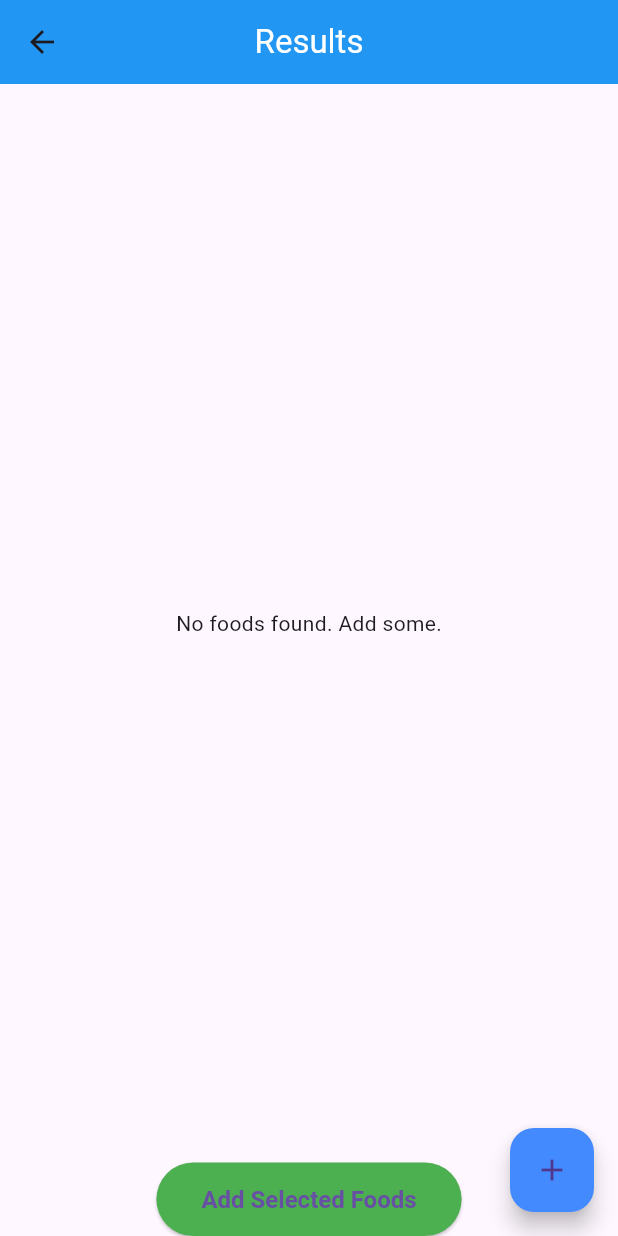
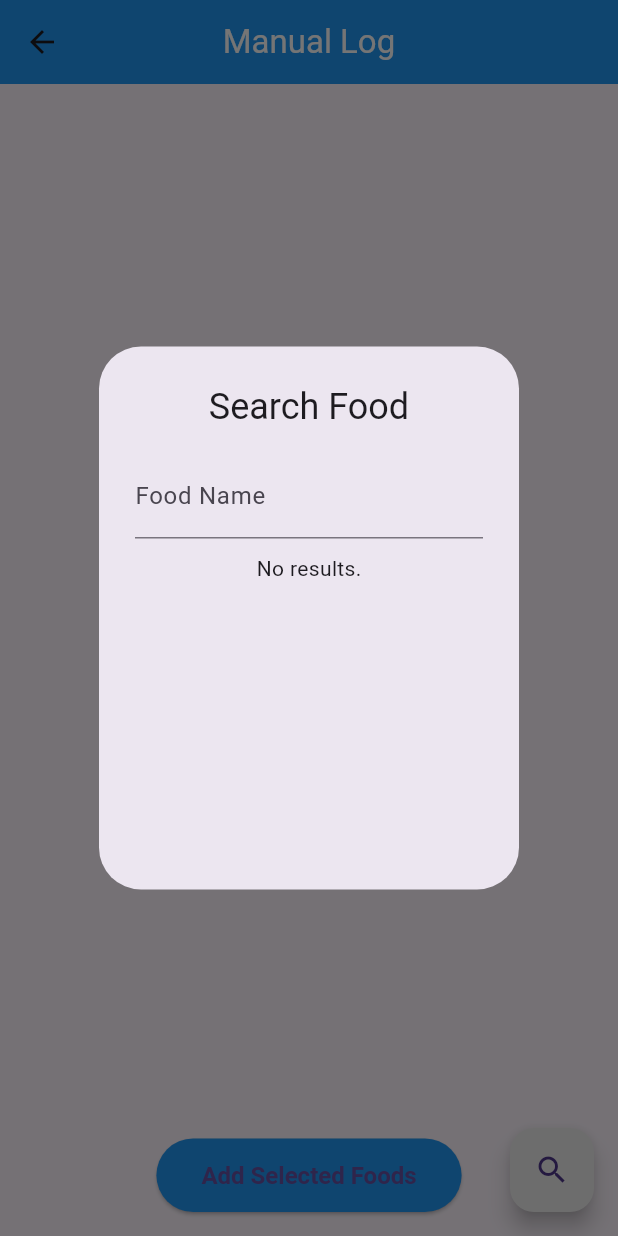
Before and after one commit to Panavath/count, a Flutter app: the ResultsScreen screen opened by its route, on a phone screen of 412 x 824 dp. Run offline on Flutter 3.47's test engine with Material 3 defaults, Android fonts, the phone set to English and light mode, and no system bars; our stand-ins replace dio, file_picker, flutter_dotenv, image_picker, permission_handler, shared_preferences; accounts and stored records are empty; statements that could not run were skipped.

Commit message:
Change the result screen to be different depends on whether its a manual log or scan

```diff
--- a/Frontend/lib/api/back_end_api.dart
+++ b/Frontend/lib/api/back_end_api.dart
@@ -65,7 +65,7 @@ class BackendApi {
 
       Response imageRes = await dio.post('$url/log/scan/', data: data);
       if (imageRes.statusCode == HttpStatus.notFound) {
-        return null;
+        return [];
       } else if (imageRes.statusCode == HttpStatus.ok) {
         List<Map<String, dynamic>> scannedFoods =
             castListDynamicToListMap(imageRes.data['foods']);
--- /dev/null
+++ b/Frontend/lib/enums/screen_types.dart
@@ -0,0 +1,4 @@
+enum ResultScreenType {
+  scan,
+  manual;
+}
--- a/Frontend/lib/screens/food_input_result_screen.dart
+++ b/Frontend/lib/screens/food_input_result_screen.dart
@@ -2,6 +2,7 @@ import 'dart:async';
 
 import 'package:count_frontend/api/back_end_api.dart';
 import 'package:count_frontend/dto/search_dto.dart';
+import 'package:count_frontend/enums/screen_types.dart';
 import 'package:count_frontend/models/scanned_food.dart';
 import 'package:count_frontend/models/search_result.dart';
 import 'package:count_frontend/providers/async_value.dart';
@@ -12,8 +13,10 @@ import 'package:provider/provider.dart';
 
 class ResultsScreen extends StatefulWidget {
   final List<ScannedFood> results;
+  final ResultScreenType screenType;
 
-  const ResultsScreen({super.key, required this.results});
+  const ResultsScreen(
+      {super.key, required this.results, required this.screenType});
 
   @override
   State<ResultsScreen> createState() => _ResultsScreenState();
@@ -25,14 +28,25 @@ class _ResultsScreenState extends State<ResultsScreen> {
 
   @override
   void initState() {
-    foodList = [...widget.results];
+    updateState();
     super.initState();
   }
 
   @override
   void didUpdateWidget(covariant ResultsScreen oldWidget) {
+    updateState();
+    super.didUpdateWidget(oldWidget);
+  }
+
+  void updateState() {
+
     foodList = [...widget.results];
-    super.didUpdateWidget(oldWidget);
+
+    if (widget.screenType == ResultScreenType.manual) {
+      Future.delayed(const Duration(milliseconds: 200), () {
+      searchFood();
+    });
+    }
   }
 
   void _toggleSelection(ScannedFood food) {
@@ -174,9 +188,22 @@ class _ResultsScreenState extends State<ResultsScreen> {
 
   @override
   Widget build(BuildContext context) {
+    String title;
+    String emptyMessage;
+    switch (widget.screenType) {
+      case ResultScreenType.scan:
+        title = "Scan Result";
+        emptyMessage = 'No foods found. You can manually add some.';
+        break;
+      case ResultScreenType.manual:
+        title = "Manual Log";
+        emptyMessage = 'Add some food to be logged.';
+        break;
+    }
+
     return Scaffold(
       appBar: AppBar(
-        title: const Text('Results', style: TextStyle(color: Colors.white)),
+        title: Text(title, style: const TextStyle(color: Colors.white)),
         centerTitle: true,
         backgroundColor: Colors.blue,
         elevation: 0,
@@ -187,7 +214,7 @@ class _ResultsScreenState extends State<ResultsScreen> {
             child: Padding(
               padding: const EdgeInsets.all(16.0),
               child: foodList.isEmpty
-                  ? const Center(child: Text('No foods found. Add some.'))
+                  ? Center(child: Text(emptyMessage))
                   : ListView.builder(
                       itemCount: foodList.length,
                       itemBuilder: (context, index) {
@@ -251,19 +278,20 @@ class _ResultsScreenState extends State<ResultsScreen> {
             onPressed: _addResult,
             style: ElevatedButton.styleFrom(
               backgroundColor:
-                  Colors.green, // Set the background color of the button
+                  Colors.blue, // Set the background color of the button
               padding: const EdgeInsets.symmetric(vertical: 15, horizontal: 30),
               textStyle:
                   const TextStyle(fontSize: 16, fontWeight: FontWeight.bold),
             ), // Show dialog when pressed
             child: const Text("Add Selected Foods"),
           ),
+          const SizedBox(height: 16),
         ],
       ),
       floatingActionButton: FloatingActionButton(
         onPressed: searchFood,
-        backgroundColor: Colors.blueAccent,
-        child: const Icon(Icons.add),
+        backgroundColor: Colors.grey.shade200,
+        child: const Icon(Icons.search),
       ),
     );
   }
--- a/Frontend/lib/screens/scan_screen/image_picking_function.dart
+++ b/Frontend/lib/screens/scan_screen/image_picking_function.dart
@@ -1,4 +1,5 @@
 import 'package:count_frontend/api/back_end_api.dart';
+import 'package:count_frontend/enums/screen_types.dart';
 import 'package:count_frontend/models/scanned_food.dart';
 import 'package:image_picker/image_picker.dart';
 import 'package:file_picker/file_picker.dart';
@@ -73,7 +74,7 @@ class ImagePickerHelper {
         Navigator.push(
           context,
           MaterialPageRoute(
-            builder: (context) => ResultsScreen(results: foodResults),
+            builder: (context) => ResultsScreen(results: foodResults, screenType: ResultScreenType.scan),
           ),
         );
       } else {
```
Also changed, not shown: Frontend/lib/screens/food_input_screen.dart (+118 -118 lines).
